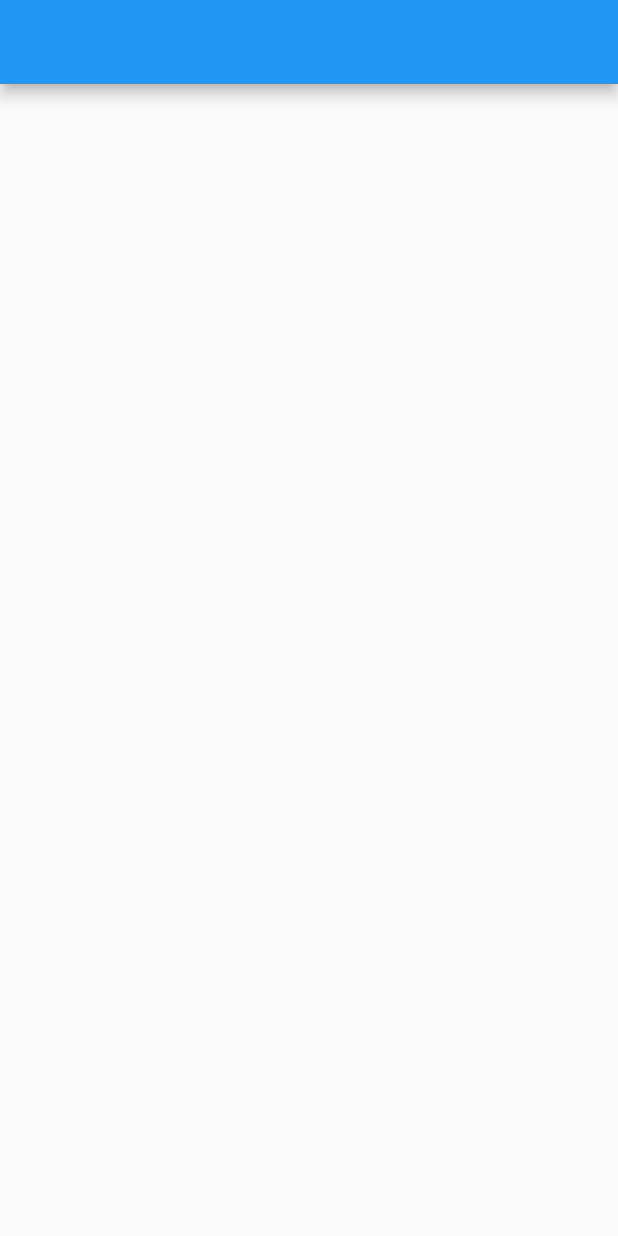
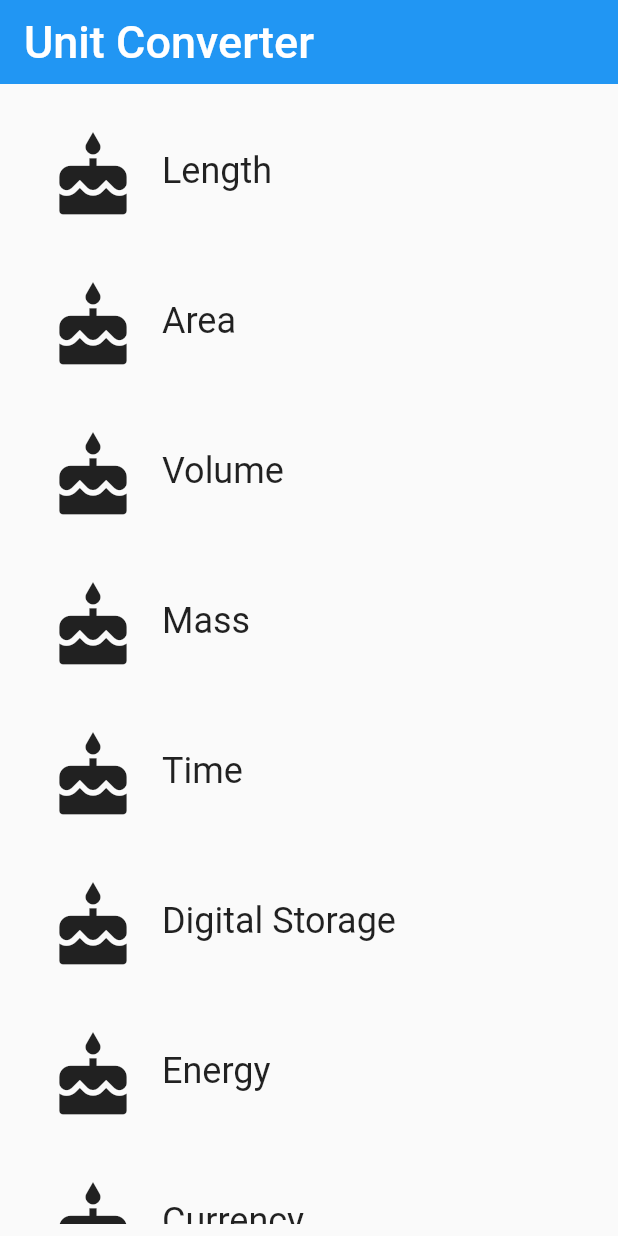
Before and after one commit to miquelbeltran/flutter_projects, a Flutter app: the CategoryRoute screen opened directly, on a phone screen of 412 x 824 dp. Run offline on Flutter 3.47's test engine with Material 2 defaults, Android fonts, the phone set to English and light mode, and no system bars; our stand-ins replace cloud_firestore, firebase_storage, flutter_redux, image_picker, redux; missing offline and left inert: redux_logging; accounts and stored records are empty.

Commit message:
solved task 3

```diff
--- a/udacity-course/course/03_category_route/task_03_category_route/lib/category_route.dart
+++ b/udacity-course/course/03_category_route/task_03_category_route/lib/category_route.dart
@@ -3,6 +3,7 @@
 // found in the LICENSE file.
 
 import 'package:flutter/material.dart';
+import 'package:task_03_category_route/category.dart';
 
 // TODO: Check if we need to import anything
 
@@ -45,12 +46,35 @@ class CategoryRoute extends StatelessWidget {
     // TODO: Create a list of the eight Categories, using the names and colors
     // from above. Use a placeholder icon, such as `Icons.cake` for each
     // Category. We'll add custom icons later.
+    var categories = new List<Category>.generate(_baseColors.length,
+            (i) =>
+            Category(
+              color: _baseColors[i],
+              name: _categoryNames[i],
+              iconLocation: Icons.cake,
+            ));
+
+    Widget _buildCategoryWidgets() {
+      return ListView.builder(
+        itemBuilder: (BuildContext context, int index) => categories[index],
+        itemCount: categories.length,
+      );
+    }
 
     // TODO: Create a list view of the Categories
-    final listView = Container();
+    final listView = Padding(
+      padding: const EdgeInsets.all(8.0),
+      child: _buildCategoryWidgets(),
+    );
 
     // TODO: Create an App Bar
-    final appBar = AppBar();
+    final appBar = AppBar(
+      title: Text(
+        "Unit Converter",
+        style: TextStyle(fontSize: 30.0),
+      ),
+      elevation: 0.0,
+    );
 
     return Scaffold(
       appBar: appBar,
--- a/udacity-course/course/03_category_route/task_03_category_route/lib/main.dart
+++ b/udacity-course/course/03_category_route/task_03_category_route/lib/main.dart
@@ -4,8 +4,7 @@
 
 // You can read about packages here: https://flutter.io/using-packages/
 import 'package:flutter/material.dart';
-
-// TODO: Import the CategoryRoute widget
+import 'package:task_03_category_route/category_route.dart';
 
 /// The function that is called when main.dart is run.
 void main() {
@@ -21,9 +20,8 @@ class UnitConverterApp extends StatelessWidget {
     return MaterialApp(
       debugShowCheckedModeBanner: false,
       title: 'Unit Converter',
-      // TODO: Instead of pointing to exactly 1 Category widget,
       // our home should now point to an instance of the CategoryRoute widget.
-      home: Container(),
+      home: CategoryRoute(),
     );
   }
 }
```
